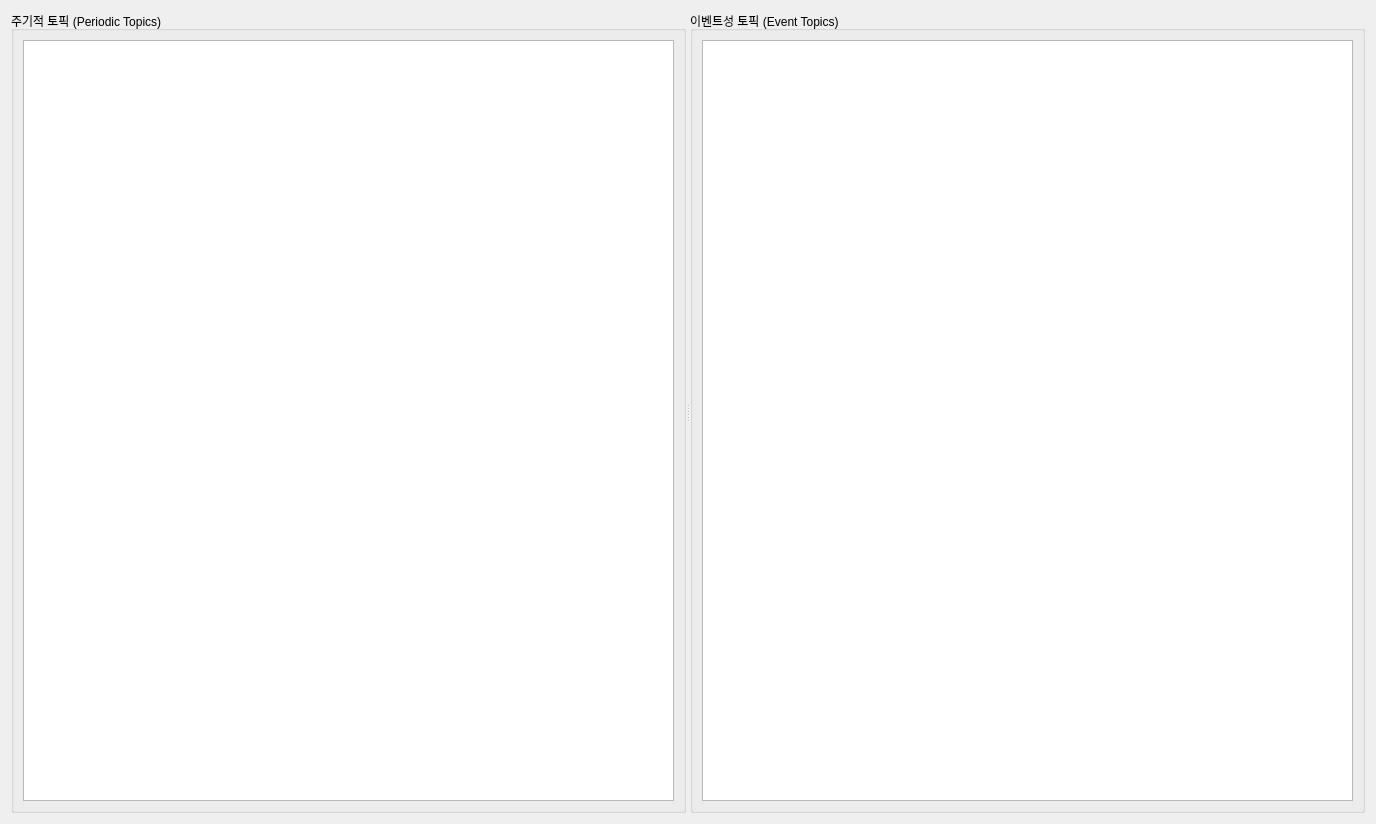
Above: shopee_ros2/src/shopee_main_service/shopee_main_service/dashboard/ui/tab_topic_monitor.ui from addinedu-roscamp-7th/roscamp-repo-1 before the change. Below: the same form after it.
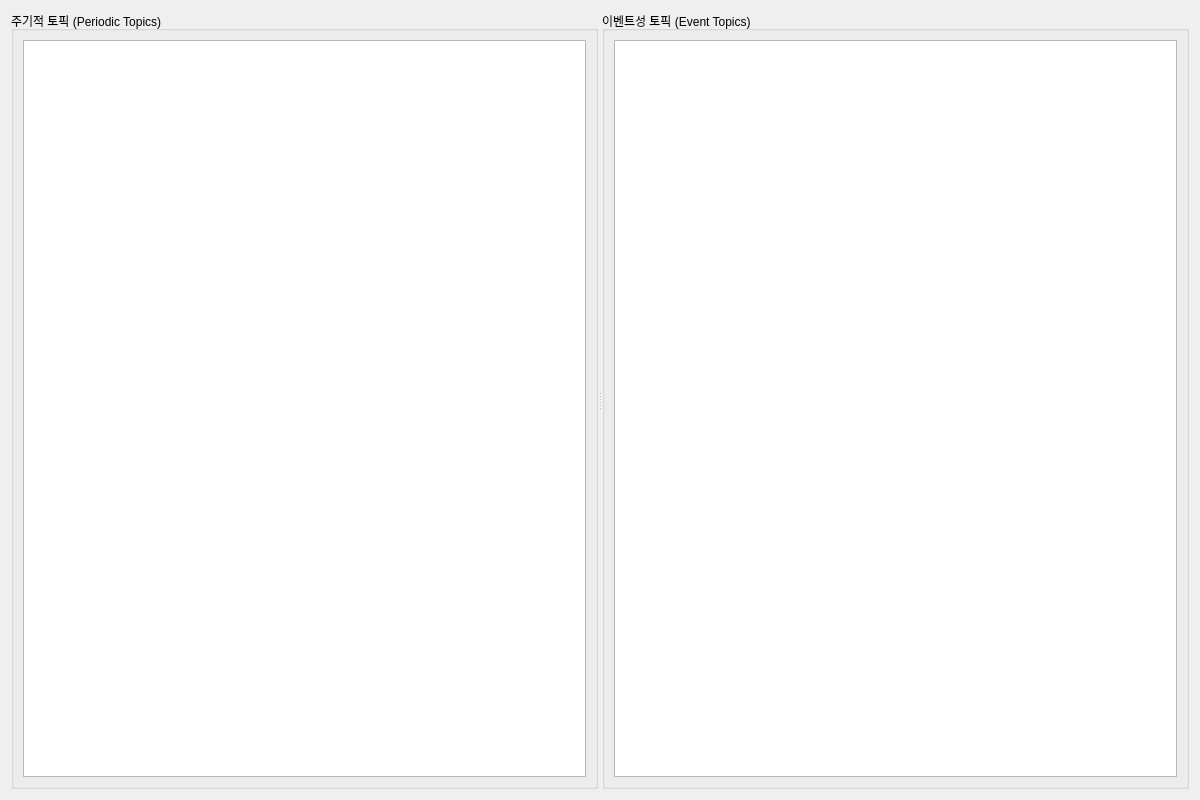
That is the form after the change.

What changed in the file:
```diff
--- a/shopee_ros2/src/shopee_main_service/shopee_main_service/dashboard/ui/tab_topic_monitor.ui
+++ b/shopee_ros2/src/shopee_main_service/shopee_main_service/dashboard/ui/tab_topic_monitor.ui
@@ -6,10 +6,16 @@
    <rect>
     <x>0</x>
     <y>0</y>
-    <width>1376</width>
-    <height>824</height>
+    <width>1200</width>
+    <height>800</height>
    </rect>
   </property>
+  <property name="minimumSize">
+   <size>
+    <width>1200</width>
+    <height>800</height>
+   </size>
+  </property>
   <property name="windowTitle">
    <string>Form</string>
   </property>
```
